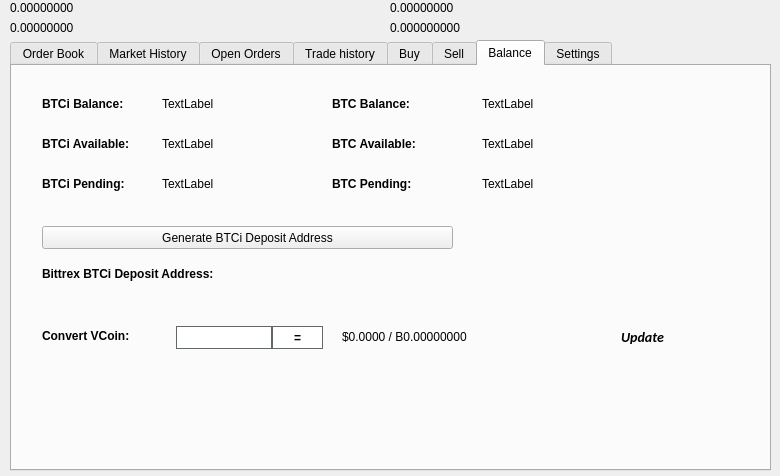
Before: the Qt Designer form src/qt/forms/tradingdialog.ui in BTCIncognito/bitcoinincognito, drawn with Qt 5.
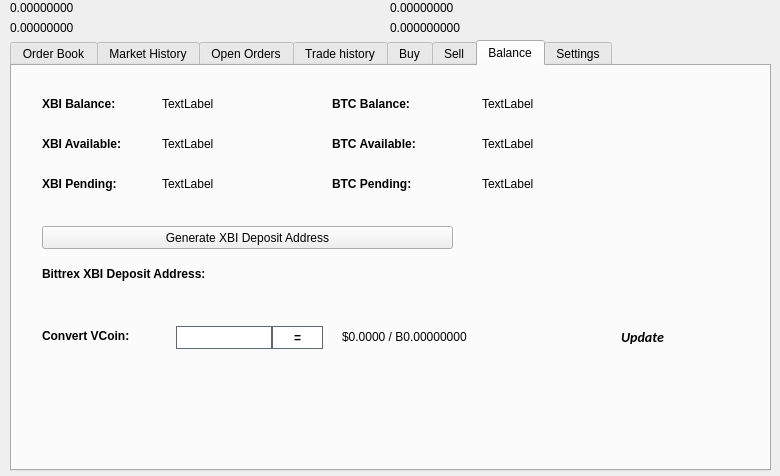
After: the same form once the commit is applied. The open tabs and pages were chosen to show the change. Icons and pictures are not drawn.

Patch:
```diff
--- a/src/qt/forms/tradingdialog.ui
+++ b/src/qt/forms/tradingdialog.ui
@@ -2762,7 +2762,7 @@
       </font>
      </property>
      <property name="text">
-      <string>BTCi Balance:</string>
+      <string>XBI Balance:</string>
      </property>
     </widget>
     <widget class="QLabel" name="label_12">
@@ -2813,7 +2813,7 @@
       </font>
      </property>
      <property name="text">
-      <string>BTCi Available:</string>
+      <string>XBI Available:</string>
      </property>
     </widget>
     <widget class="QLabel" name="label_14">
@@ -2832,7 +2832,7 @@
       </font>
      </property>
      <property name="text">
-      <string>BTCi Pending:</string>
+      <string>XBI Pending:</string>
      </property>
     </widget>
     <widget class="QLabel" name="BTCiPendingLabel">
@@ -2928,7 +2928,7 @@
       </font>
      </property>
      <property name="text">
-      <string>Bittrex BTCi Deposit Address:</string>
+      <string>Bittrex XBI Deposit Address:</string>
      </property>
     </widget>
     <widget class="QPushButton" name="GenDepositBTN">
@@ -2941,7 +2941,7 @@
       </rect>
      </property>
      <property name="text">
-      <string>Generate BTCi Deposit Address</string>
+      <string>Generate XBI Deposit Address</string>
      </property>
      <property name="icon">
       <iconset resource="../btci.qrc">
```
Left out of the diff: 46 changed lines with no effect on the pictures.
